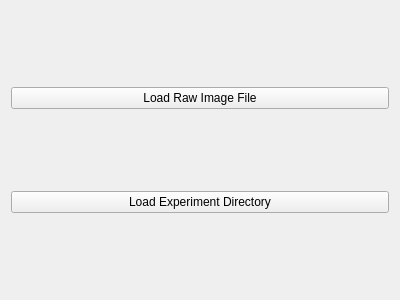
This is python/gui/qt_ui_files/meta_loader.ui in ApfeldLab/pharynx_redox as Qt 5 draws it before an edit. The edited form follows.
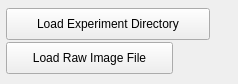
This is the edited form.

Commit message: first pass at img loading dialog

Diff of the .ui file:
```diff
--- a/python/gui/qt_ui_files/meta_loader.ui
+++ b/python/gui/qt_ui_files/meta_loader.ui
@@ -6,29 +6,39 @@
    <rect>
     <x>0</x>
     <y>0</y>
-    <width>400</width>
-    <height>300</height>
+    <width>238</width>
+    <height>84</height>
    </rect>
   </property>
   <property name="windowTitle">
    <string>Form</string>
   </property>
-  <layout class="QGridLayout" name="gridLayout">
-   <item row="1" column="0">
-    <widget class="QPushButton" name="pushButton_2">
-     <property name="text">
-      <string>Load Experiment Directory</string>
-     </property>
-    </widget>
-   </item>
-   <item row="0" column="0">
-    <widget class="QPushButton" name="pushButton">
-     <property name="text">
-      <string>Load Raw Image File</string>
-     </property>
-    </widget>
-   </item>
-  </layout>
+  <widget class="QPushButton" name="loadRawImageButton">
+   <property name="geometry">
+    <rect>
+     <x>6</x>
+     <y>42</y>
+     <width>167</width>
+     <height>32</height>
+    </rect>
+   </property>
+   <property name="text">
+    <string>Load Raw Image File</string>
+   </property>
+  </widget>
+  <widget class="QPushButton" name="loadExperimentButton">
+   <property name="geometry">
+    <rect>
+     <x>6</x>
+     <y>8</y>
+     <width>204</width>
+     <height>32</height>
+    </rect>
+   </property>
+   <property name="text">
+    <string>Load Experiment Directory</string>
+   </property>
+  </widget>
  </widget>
  <resources/>
  <connections/>
```
Left out of the diff: 6 changed lines with no effect on the pictures. The commit also changes 5 other files.
